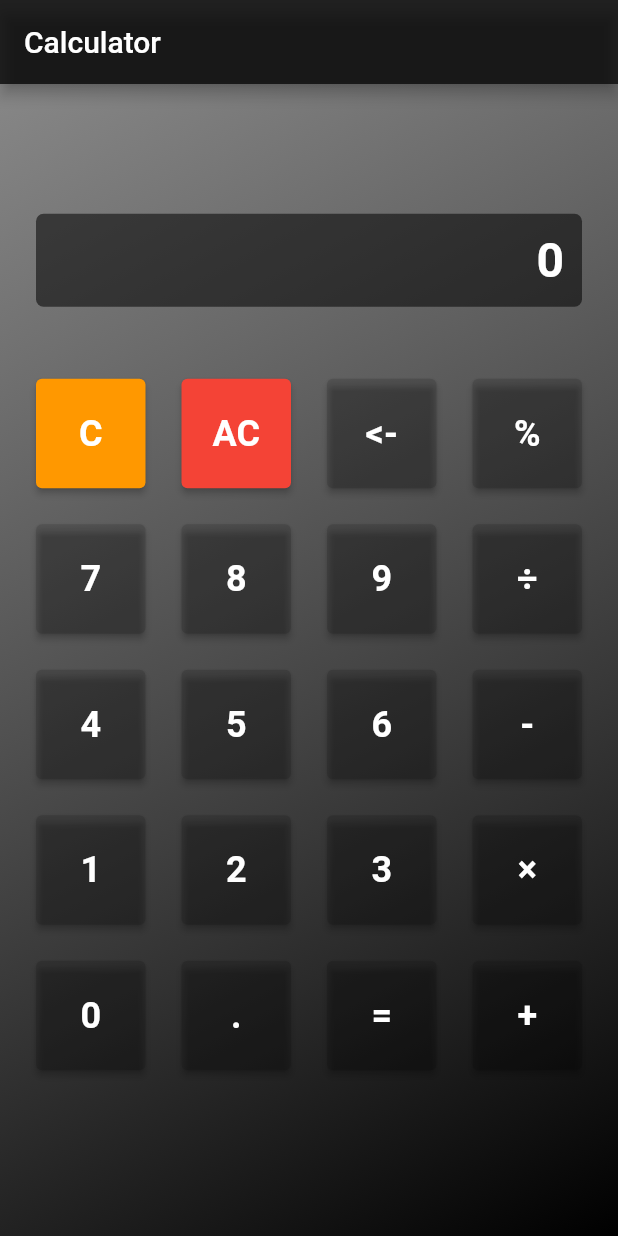
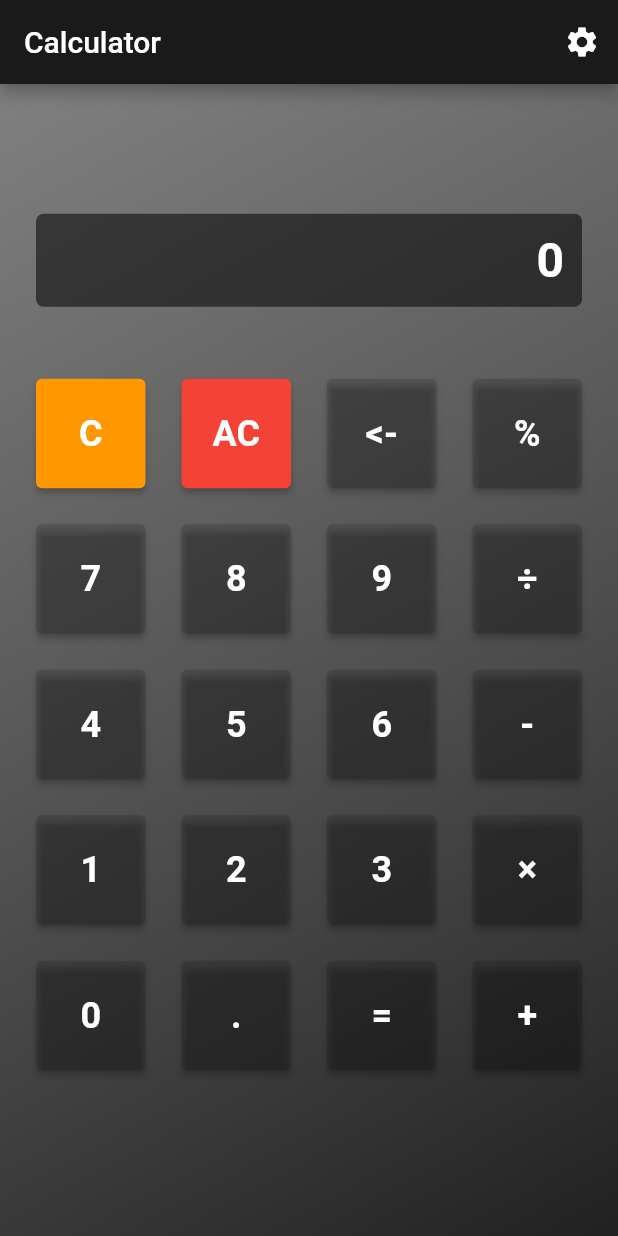
Before and after one commit to AkiUnleash/flutter_calculator, a Flutter app: the screen it shows after launch, on a phone screen of 412 x 824 dp. Run offline on Flutter 3.47's test engine with Material 2 defaults, Android fonts, the phone set to English and light mode, and no system bars.

Commit message:
Added theme selection process.

```diff
--- a/lib/screen/home.dart
+++ b/lib/screen/home.dart
@@ -1,6 +1,7 @@
 import 'package:flutter/material.dart';
 import 'package:intl/intl.dart';
 import 'package:flutter_calculator/components/button.dart';
+import 'package:flutter_calculator/screen/setting.dart';
 import 'dart:math';
 
 class HomeScreen extends StatefulWidget {
@@ -13,6 +14,24 @@ class HomeScreen extends StatefulWidget {
 
 class _HomeScreenState extends State<HomeScreen> {
   final formatter = NumberFormat("#,###.#########");
+
+  // Color
+  Color _colorButton = Colors.black12;
+  Color _colorBackGround1 = const Color(0xFF616161).withOpacity(0.8);
+  Color _colorBackGround2 = const Color(0xFF212121);
+  Color _colorTop = const Color(0xFF1A1A1A);
+
+  void _colorChange(Color colorButton, Color colorBackGround1,
+      Color colorBackGround2, Color colorTop) {
+    setState(() {
+      _colorButton = colorButton;
+      _colorBackGround1 = colorBackGround1;
+      _colorBackGround2 = colorBackGround2;
+      _colorTop = colorTop;
+    });
+  }
+
+  // Calculation
   double _totalValue = 0;
   double _displayNumber = 0;
   double _backNumber = 0;
@@ -124,7 +143,20 @@ class _HomeScreenState extends State<HomeScreen> {
     return Scaffold(
         appBar: AppBar(
           title: Text(widget.title),
-          backgroundColor: Colors.black87,
+          backgroundColor: _colorTop,
+          actions: [
+            IconButton(
+              onPressed: () {
+                Navigator.push(
+                    context,
+                    MaterialPageRoute(
+                        builder: (context) => SettingScreen(
+                              onTap: _colorChange,
+                            )));
+              },
+              icon: const Icon(Icons.settings),
+            )
+          ],
         ),
         body: Container(
             height: double.infinity,
@@ -133,10 +165,7 @@ class _HomeScreenState extends State<HomeScreen> {
               gradient: LinearGradient(
                 begin: FractionalOffset.topLeft,
                 end: FractionalOffset.bottomRight,
-                colors: [
-                  const Color.fromARGB(255, 106, 106, 106).withOpacity(0.8),
-                  const Color.fromARGB(255, 0, 0, 0).withOpacity(1),
-                ],
+                colors: [_colorBackGround1, _colorBackGround2],
                 stops: const [
                   0.0,
                   1.0,
@@ -184,75 +213,75 @@ class _HomeScreenState extends State<HomeScreen> {
                             onPressed: () => _allClearButton()),
                         Button(
                             text: "<-",
-                            color: Colors.black12,
+                            color: _colorButton,
                             onPressed: () => _backButton()),
                         Button(
                             text: "%",
-                            color: Colors.black12,
+                            color: _colorButton,
                             onPressed: () => _percentButton()),
                         Button(
                             text: "7",
-                            color: Colors.black12,
+                            color: _colorButton,
                             onPressed: () => _numberButton(7)),
                         Button(
                             text: "8",
-                            color: Colors.black12,
+                            color: _colorButton,
                             onPressed: () => _numberButton(8)),
                         Button(
                             text: "9",
-                            color: Colors.black12,
+                            color: _colorButton,
                             onPressed: () => _numberButton(9)),
                         Button(
                             text: "÷",
-                            color: Colors.black12,
+                            color: _colorButton,
                             onPressed: () => _operatorButton(4)),
                         Button(
                             text: "4",
-                            color: Colors.black12,
+                            color: _colorButton,
                             onPressed: () => _numberButton(4)),
                         Button(
                             text: "5",
-                            color: Colors.black12,
+                            color: _colorButton,
                             onPressed: () => _numberButton(5)),
                         Button(
                             text: "6",
-                            color: Colors.black12,
+                            color: _colorButton,
                             onPressed: () => _numberButton(6)),
                         Button(
                             text: "-",
-                            color: Colors.black12,
+                            color: _colorButton,
                             onPressed: () => _operatorButton(2)),
                         Button(
                             text: "1",
-                            color: Colors.black12,
+                            color: _colorButton,
                             onPressed: () => _numberButton(1)),
                         Button(
                             text: "2",
-                            color: Colors.black12,
+                            color: _colorButton,
                             onPressed: () => _numberButton(2)),
                         Button(
                             text: "3",
-                            color: Colors.black12,
+                            color: _colorButton,
                             onPressed: () => _numberButton(3)),
                         Button(
                             text: "×",
-                            color: Colors.black12,
+                            color: _colorButton,
                             onPressed: () => _operatorButton(3)),
                         Button(
                             text: "0",
-                            color: Colors.black12,
+                            color: _colorButton,
                             onPressed: () => _numberButton(0)),
                         Button(
                             text: ".",
-                            color: Colors.black12,
+                            color: _colorButton,
                             onPressed: () => _pointButton()),
                         Button(
                             text: "=",
-                            color: Colors.black12,
+                            color: _colorButton,
                             onPressed: () => _resultButton()),
                         Button(
                             text: "+",
-                            color: Colors.black12,
+                            color: _colorButton,
                             onPressed: () => _operatorButton(1)),
                       ])
                 ],
```
Also changed, not shown: lib/components/button.dart (+6 -6 lines), lib/screen/setting.dart (added, +90 -0 lines).
